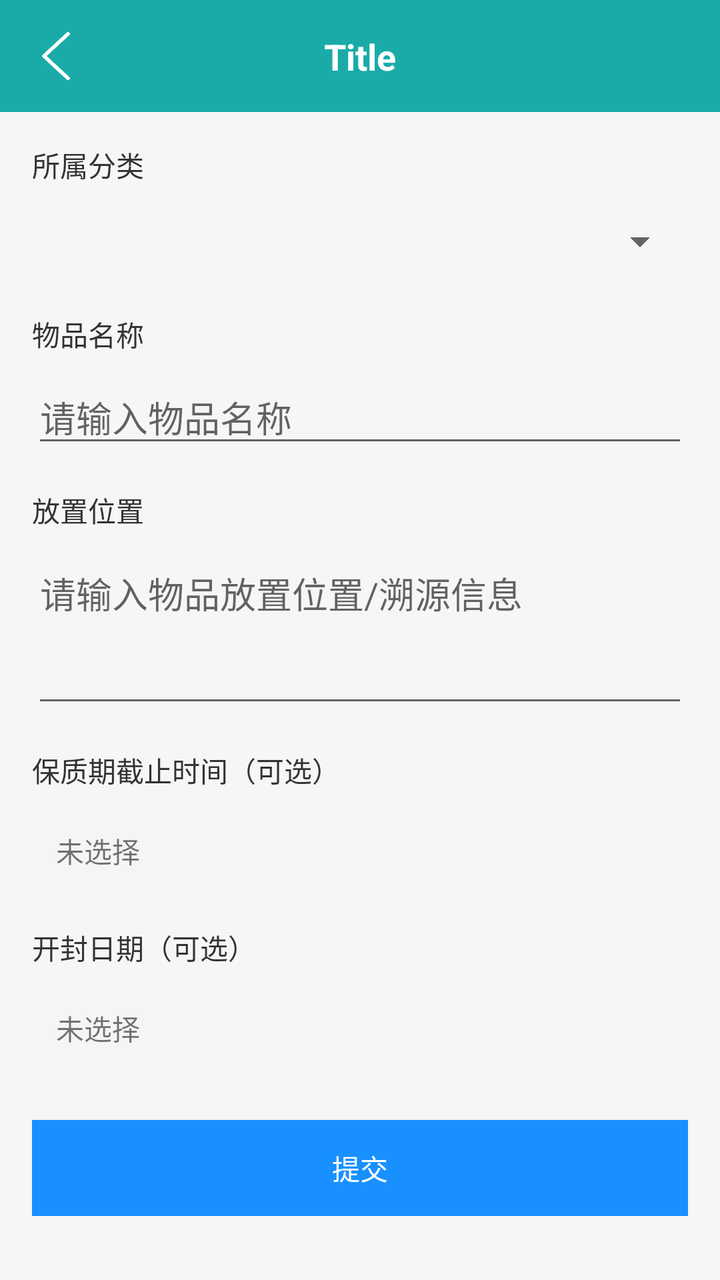
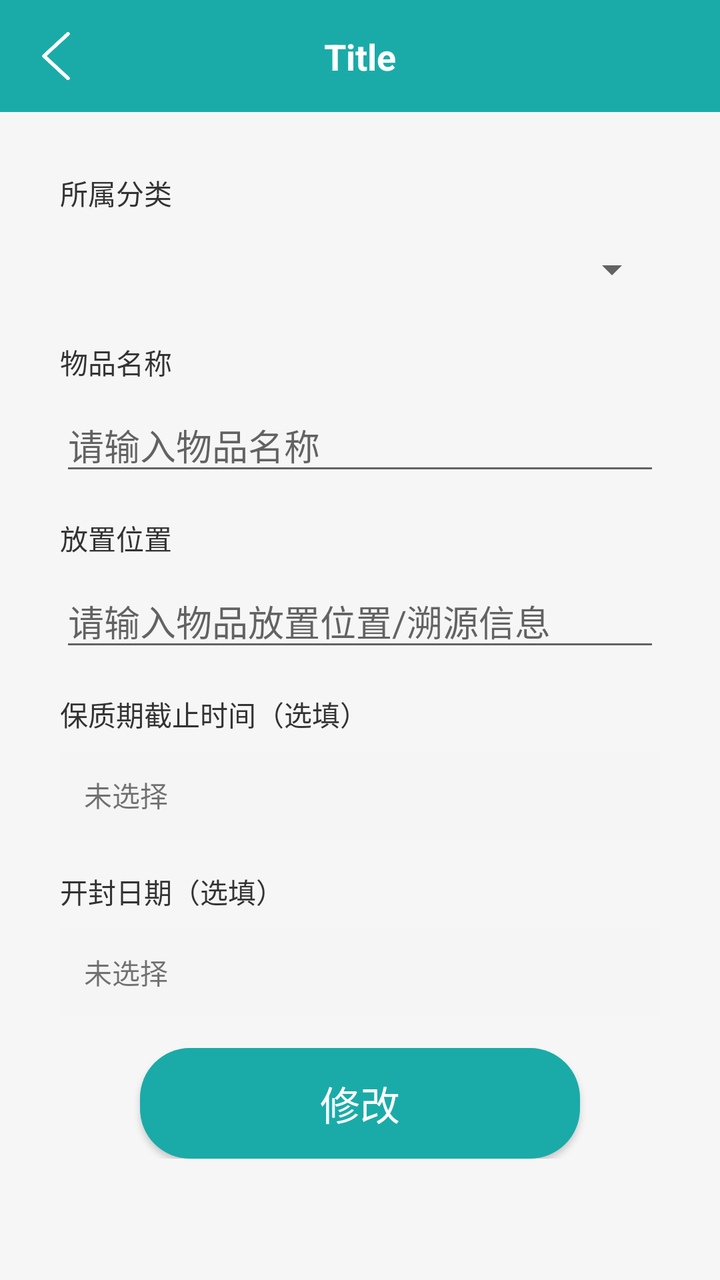

The first picture is an Android layout as it rendered before a commit; the second is the same layout after the commit. The layout source and the unified diff follow.
<!-- AndroidManifest.xml: application theme Theme.Note -->
<!-- res/layout/fragment_goods_add.xml -->
<?xml version="1.0" encoding="utf-8"?>
<layout xmlns:android="http://schemas.android.com/apk/res/android">

    <ScrollView
        android:layout_width="match_parent"
        android:layout_height="match_parent"
        android:fillViewport="true"
        android:background="@color/main_grey_bg">

        <LinearLayout
            android:layout_width="match_parent"
            android:layout_height="wrap_content"
            android:orientation="vertical">

            <include
                android:id="@+id/includeToolbar"
                layout="@layout/item_toolbar" />

            <LinearLayout
                android:layout_width="match_parent"
                android:layout_height="wrap_content"
                android:orientation="vertical"
                android:padding="16dp">

                
                <TextView
                    android:layout_width="wrap_content"
                    android:layout_height="wrap_content"
                    android:text="所属分类"
                    android:textColor="#333333"
                    android:textSize="14sp" />

                <Spinner
                    android:id="@+id/spCategory"
                    android:layout_width="match_parent"
                    android:layout_height="40dp"
                    android:layout_marginTop="8dp" />

                
                <TextView
                    android:layout_width="wrap_content"
                    android:layout_height="wrap_content"
                    android:layout_marginTop="16dp"
                    android:text="物品名称"
                    android:textColor="#333333"
                    android:textSize="14sp" />

                <EditText
                    android:id="@+id/etGoodsName"
                    android:layout_width="match_parent"
                    android:layout_height="wrap_content"
                    android:layout_marginTop="8dp"
                    android:hint="请输入物品名称"
                    android:maxLength="255"
                    android:maxLines="1" />

                
                <TextView
                    android:layout_width="wrap_content"
                    android:layout_height="wrap_content"
                    android:layout_marginTop="16dp"
                    android:text="放置位置"
                    android:textColor="#333333"
                    android:textSize="14sp" />

                <EditText
                    android:id="@+id/etTraceInfo"
                    android:layout_width="match_parent"
                    android:layout_height="wrap_content"
                    android:layout_marginTop="8dp"
                    android:hint="请输入物品放置位置/溯源信息"
                    android:minLines="3"
                    android:gravity="top"
                    android:inputType="textMultiLine" />

                
                <TextView
                    android:layout_width="wrap_content"
                    android:layout_height="wrap_content"
                    android:layout_marginTop="16dp"
                    android:text="保质期截止时间（可选）"
                    android:textColor="#333333"
                    android:textSize="14sp" />

                <TextView
                    android:id="@+id/tvShelfLife"
                    android:layout_width="match_parent"
                    android:layout_height="44dp"
                    android:layout_marginTop="8dp"
                    android:background="#F5F5F5"
                    android:gravity="center_vertical"
                    android:paddingHorizontal="12dp"
                    android:text="未选择" />

                
                <TextView
                    android:layout_width="wrap_content"
                    android:layout_height="wrap_content"
                    android:layout_marginTop="16dp"
                    android:text="开封日期（可选）"
                    android:textColor="#333333"
                    android:textSize="14sp" />

                <TextView
                    android:id="@+id/tvOpenDate"
                    android:layout_width="match_parent"
                    android:layout_height="44dp"
                    android:layout_marginTop="8dp"
                    android:background="#F5F5F5"
                    android:gravity="center_vertical"
                    android:paddingHorizontal="12dp"
                    android:text="未选择" />

                <Button
                    android:id="@+id/btnSubmit"
                    android:layout_width="match_parent"
                    android:layout_height="48dp"
                    android:layout_marginTop="24dp"
                    android:text="提交"
                    android:textColor="@android:color/white"
                    android:background="#1890FF" />

            </LinearLayout>

        </LinearLayout>
    </ScrollView>
</layout>
<!-- res/layout/item_toolbar.xml (included above) -->
<?xml version="1.0" encoding="utf-8"?>
<LinearLayout
    xmlns:android="http://schemas.android.com/apk/res/android"
    xmlns:app="http://schemas.android.com/apk/res-auto"
    android:layout_width="match_parent"
    android:layout_height="wrap_content"
    android:orientation="vertical"
    android:background="?attr/colorPrimary">

    
    <View
        android:id="@+id/statusBarSpacer"
        android:layout_width="match_parent"
        android:layout_height="0dp" />

    
    <androidx.constraintlayout.widget.ConstraintLayout
        android:layout_width="match_parent"
        android:layout_height="56dp"
        android:background="@color/main_color">

        <ImageView
            android:id="@+id/ivBack"
            android:layout_width="40dp"
            android:layout_height="40dp"
            android:layout_marginStart="8dp"
            android:padding="8dp"
            android:src="@drawable/ic_back"
            app:layout_constraintBottom_toBottomOf="parent"
            app:layout_constraintStart_toStartOf="parent"
            app:layout_constraintTop_toTopOf="parent"/>

        <TextView
            android:id="@+id/tvTitle"
            android:layout_width="0dp"
            android:layout_height="wrap_content"
            android:ellipsize="end"
            android:gravity="center"
            android:maxLines="1"
            android:text="Title"
            android:textColor="@android:color/white"
            android:textSize="18sp"
            android:textStyle="bold"
            android:layout_marginStart="56dp"
            android:layout_marginEnd="56dp"
            app:layout_constraintBottom_toBottomOf="@id/ivBack"
            app:layout_constraintEnd_toEndOf="parent"
            app:layout_constraintStart_toStartOf="parent"
            app:layout_constraintTop_toTopOf="@id/ivBack"/>
    </androidx.constraintlayout.widget.ConstraintLayout>

</LinearLayout>
<!-- resources referenced by this layout -->
<resources>
  <color name="main_color">#1AABA8</color>
  <color name="main_grey_bg">#f6f6f6</color>
  <!-- drawable ic_back: png bitmap (drawable, 2843 bytes) -->
  <style name="Theme.Note" parent="Theme.AppCompat.Light.NoActionBar" />
</resources>

<!-- the commit's change to res/layout/fragment_goods_add.xml (unified diff, before → after) -->
@@ -20,7 +20,7 @@
                 android:layout_width="match_parent"
                 android:layout_height="wrap_content"
                 android:orientation="vertical"
-                android:padding="16dp">
+                android:padding="30dp">
 
                 
                 <TextView
@@ -69,7 +69,7 @@
                     android:layout_height="wrap_content"
                     android:layout_marginTop="8dp"
                     android:hint="请输入物品放置位置/溯源信息"
-                    android:minLines="3"
+                    android:minLines="1"
                     android:gravity="top"
                     android:inputType="textMultiLine" />
 
@@ -78,7 +78,7 @@
                     android:layout_width="wrap_content"
                     android:layout_height="wrap_content"
                     android:layout_marginTop="16dp"
-                    android:text="保质期截止时间（可选）"
+                    android:text="保质期截止时间（选填）"
                     android:textColor="#333333"
                     android:textSize="14sp" />
 
@@ -97,7 +97,7 @@
                     android:layout_width="wrap_content"
                     android:layout_height="wrap_content"
                     android:layout_marginTop="16dp"
-                    android:text="开封日期（可选）"
+                    android:text="开封日期（选填）"
                     android:textColor="#333333"
                     android:textSize="14sp" />
 
@@ -114,11 +114,15 @@
                 <Button
                     android:id="@+id/btnSubmit"
                     android:layout_width="match_parent"
-                    android:layout_height="48dp"
-                    android:layout_marginTop="24dp"
-                    android:text="提交"
-                    android:textColor="@android:color/white"
-                    android:background="#1890FF" />
+                    android:layout_height="wrap_content"
+                    android:gravity="center"
+                    android:text="修改"
+                    android:textColor="@color/white"
+                    android:textSize="20sp"
+                    android:background="@drawable/bg_button"
+                    android:paddingVertical="13dp"
+                    android:layout_marginHorizontal="40dp"
+                    android:layout_marginTop="16dp" />
 
             </LinearLayout>
 
<!-- resource entries referenced after the edit -->
@@ -2,6 +2,15 @@
 <resources>
   <color name="main_color">#1AABA8</color>
   <color name="main_grey_bg">#f6f6f6</color>
+  <color name="white">#FFFFFF</color>
+  <!-- drawable bg_button (drawable) -->
+  <?xml version="1.0" encoding="utf-8"?>
+  <shape xmlns:android="http://schemas.android.com/apk/res/android">
+  
+      <corners android:radius="25dp"/>
+  
+      <solid android:color="@color/main_color"/>
+  </shape>
   <!-- drawable ic_back: png bitmap (drawable, 2843 bytes) -->
   <style name="Theme.Note" parent="Theme.AppCompat.Light.NoActionBar" />
 </resources>
